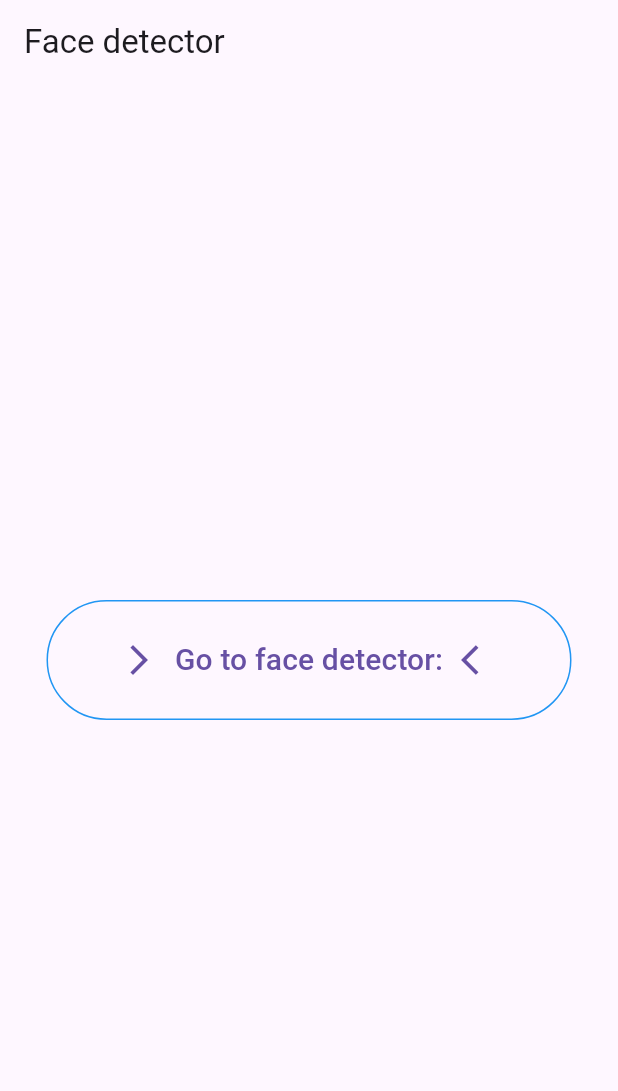
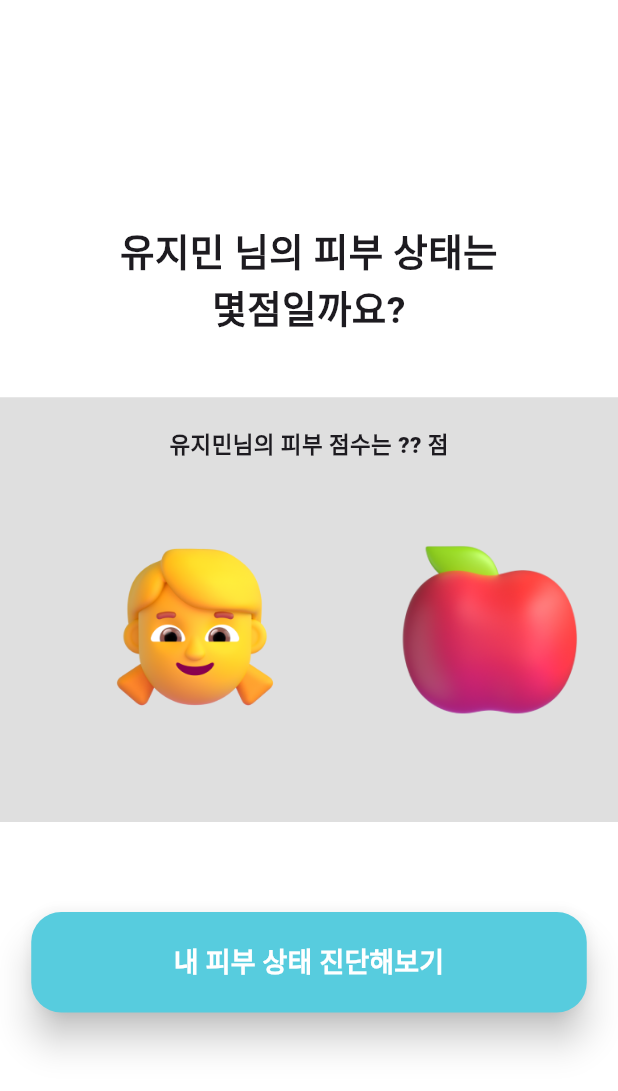
Before and after one commit to SkinCare-Peace/frontend, a Flutter app: the screen it shows after launch, on a phone screen of 412 x 824 dp. Shown: the top 1091 px of the screen. Run offline on Flutter 3.47's test engine with Material 3 defaults, Android fonts, the light colour scheme and no system bars; our stand-ins replace camera; missing offline and left inert: google_mlkit_face_detection.

Commit message:
feat: 로딩화면 구현

```diff
--- a/frontend/lib/face_detector_page.dart
+++ b/frontend/lib/face_detector_page.dart
@@ -3,7 +3,7 @@ import 'package:flutter/material.dart';
 import 'package:frontend/util/face_detector_painter.dart';
 import 'package:google_mlkit_face_detection/google_mlkit_face_detection.dart';
 import 'camera_view.dart';
-import 'face_detector_painter.dart';
+import 'util/courdinates_painting.dart';
 
 class FaceDetectorPage extends StatefulWidget {
   const FaceDetectorPage({Key? key}) : super(key: key);
--- /dev/null
+++ b/frontend/lib/loading/loading_page.dart
@@ -0,0 +1,149 @@
+///TODO:
+/// 1. 이름 적용로직 추가하기
+/// 2. 시간 남으면 글씨체 바꾸기
+/// 3. 버튼 이동 로직
+
+import 'dart:async';
+import 'package:flutter/material.dart';
+
+class SkinStatusPage extends StatefulWidget {
+  @override
+  _SkinStatusPageState createState() => _SkinStatusPageState();
+}
+
+class _SkinStatusPageState extends State<SkinStatusPage> {
+  final ScrollController _scrollController = ScrollController();
+  late Timer _timer;
+
+  @override
+  void initState() {
+    super.initState();
+    _startAutoScroll();
+  }
+
+  @override
+  void dispose() {
+    _timer.cancel();
+    _scrollController.dispose();
+    super.dispose();
+  }
+
+  void _startAutoScroll() {
+    _timer = Timer.periodic(const Duration(milliseconds: 50), (Timer timer) {
+      double maxScroll = _scrollController.position.maxScrollExtent;
+      double currentScroll = _scrollController.position.pixels;
+      double scrollStep = 3.0; // 스크롤 속도 조정하는거
+
+      if (currentScroll + scrollStep >= maxScroll) {
+        _scrollController.jumpTo(0); // 끝에 도달하면 처음으로 돌아감
+      } else {
+        _scrollController.animateTo(
+          currentScroll + scrollStep,
+          duration: const Duration(milliseconds: 50),
+          curve: Curves.linear,
+        );
+      }
+    });
+  }
+
+  @override
+  Widget build(BuildContext context) {
+    return Scaffold(
+      backgroundColor: const Color.fromARGB(255, 255, 255, 255),
+      body: Center(
+        child: Column(
+          mainAxisAlignment: MainAxisAlignment.center,
+          children: [
+            const Text(
+              '유지민 님의 피부 상태는\n몇점일까요?',
+              style: TextStyle(
+                fontSize: 25,
+                fontWeight: FontWeight.bold,
+              ),
+              textAlign: TextAlign.center,
+            ),
+            const SizedBox(height: 40), //몇점일까요에서 박스까지 거리
+            Container(
+              padding: const EdgeInsets.only( bottom: 50,  top: 20),  //컨테이너 안 패딩
+              decoration: const BoxDecoration(
+                color: Color.fromARGB(255, 223, 223, 223),
+                boxShadow: [
+                  BoxShadow(
+                    color: Colors.black12,
+                    blurRadius: 0,
+                  ),
+                ],
+              ),
+              child: Column(
+                children: [
+                  const Text(
+                    '유지민님의 피부 점수는 ?? 점',
+                    style: TextStyle(
+                      fontSize: 15,
+                      fontWeight: FontWeight.w900,//글씨체 바꿔야할듯
+                    ),
+                  ),
+                  const SizedBox(height: 50),
+                  SizedBox(
+                    height: 120, // 사진 크기
+                    child: ListView(
+                      controller: _scrollController,
+                      scrollDirection: Axis.horizontal,
+                      children: [
+                        const SizedBox(width: 70),
+                        Image.asset('assets/emoji/face1.png'),
+                        const SizedBox(width: 70),
+                        Image.asset('assets/emoji/apple.png'),
+                        const SizedBox(width: 70),
+                        Image.asset('assets/emoji/face2.png'),
+                        const SizedBox(width: 70),
+                        Image.asset('assets/emoji/lotion.png'),
+                        const SizedBox(width: 70),
+                        Image.asset('assets/emoji/face3.png'),
+                        const SizedBox(width: 70),
+                        Image.asset('assets/emoji/clock.png'),
+                        const SizedBox(width: 70),
+                        Image.asset('assets/emoji/face4.png'),
+                        const SizedBox(width: 70),
+                        Image.asset('assets/emoji/appleG.png'),
+                        const SizedBox(width: 70),
+                        Image.asset('assets/emoji/face5.png'),
+                        const SizedBox(width: 70),
+                        Image.asset('assets/emoji/soap.png'),
+
+                      ],
+                    ),
+                  ),
+                  const SizedBox(height: 20),
+                ],
+              ),
+            ),
+            const SizedBox(height: 60), //컨테이너에서 버튼까지 거리
+            ElevatedButton(
+              onPressed: () {
+                // 버튼 동작추가 ㄱ
+              },
+              style: ElevatedButton.styleFrom(
+                backgroundColor: const Color.fromARGB(255, 87, 204, 222),
+                shape: RoundedRectangleBorder(
+                  borderRadius: BorderRadius.circular(20),
+                ),
+                padding: const EdgeInsets.symmetric(horizontal: 95, vertical: 20),
+                elevation: 10, // 버튼 그림자 깊이..?
+                shadowColor: Colors.black,
+              ),
+              child: const Text(
+                '내 피부 상태 진단해보기',
+                style: TextStyle(
+                  fontSize: 18,
+                  color: Colors.white,
+                  fontWeight: FontWeight.bold,
+                ),
+              ),
+            ),
+          ],
+        ),
+      ),
+    );
+  }
+}
--- a/frontend/lib/main.dart
+++ b/frontend/lib/main.dart
@@ -1,5 +1,6 @@
 import 'package:flutter/material.dart';
 import 'package:camera/camera.dart';
+import 'package:frontend/loading/loading_page.dart';
 import'home_page.dart';
 
 List<CameraDescription>cameras=[];
@@ -20,7 +21,8 @@ class MyApp extends StatelessWidget{
       theme: ThemeData(
         primarySwatch: Colors.blue
       ),
-      home: HomePage(),
+      home: SkinStatusPage(),
+      //home: HomePage(),  //카메라용 홈페이지
     );
   }
 
```
Also changed, not shown: frontend/pubspec.yaml (+12 -0 lines), frontend/assets/emoji/apple.png (added), frontend/assets/emoji/appleG.png (added), frontend/assets/emoji/clock.png (added), frontend/assets/emoji/face1.png (added), frontend/assets/emoji/face2.png (added), frontend/assets/emoji/face3.png (added), frontend/assets/emoji/face4.png (added), frontend/assets/emoji/face5.png (added), frontend/assets/emoji/lotion.png (added), frontend/assets/emoji/soap.png (added), 1 other file.
